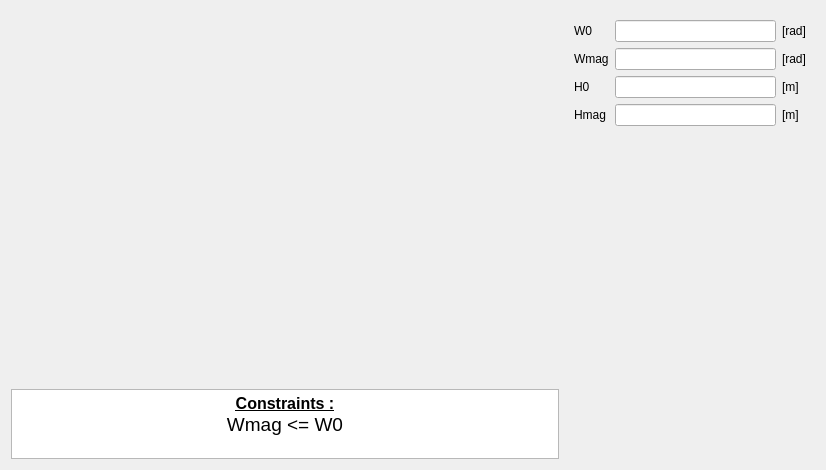
First picture: the form in pyleecan/GUI/Dialog/DMachineSetup/SMSlot/PMSlot11/PMSlot11.ui, repository Eomys/pyleecan, before the edit.
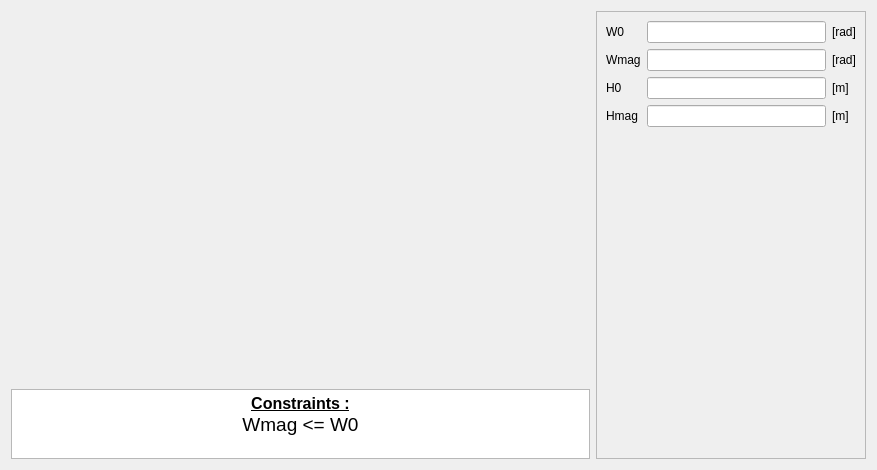
Second picture: the form after the edit. Icons and pictures are not drawn. Custom widgets are drawn as their Qt base class.

Commit message: [CO] Scroll widget for right column

Diff of the .ui file:
```diff
--- a/pyleecan/GUI/Dialog/DMachineSetup/SMSlot/PMSlot11/PMSlot11.ui
+++ b/pyleecan/GUI/Dialog/DMachineSetup/SMSlot/PMSlot11/PMSlot11.ui
@@ -6,7 +6,7 @@
    <rect>
     <x>0</x>
     <y>0</y>
-    <width>826</width>
+    <width>877</width>
     <height>470</height>
    </rect>
   </property>
@@ -86,18 +86,30 @@
     </layout>
    </item>
    <item>
-    <widget class="QWidget" name="widget" native="true">
+    <widget class="QScrollArea" name="scrollArea">
      <property name="minimumSize">
       <size>
-       <width>250</width>
+       <width>270</width>
        <height>0</height>
       </size>
      </property>
      <property name="maximumSize">
       <size>
-       <width>250</width>
+       <width>270</width>
        <height>16777215</height>
       </size>
+     </property>
+     <property name="widgetResizable">
+      <bool>true</bool>
+     </property>
+     <widget class="QWidget" name="scrollAreaWidgetContents">
+      <property name="geometry">
+       <rect>
+        <x>0</x>
+        <y>0</y>
+        <width>268</width>
+        <height>446</height>
+       </rect>
      </property>
      <layout class="QVBoxLayout" name="verticalLayout">
       <item>
@@ -196,6 +208,7 @@
        <widget class="WWSlotOut" name="w_out" native="true"/>
       </item>
      </layout>
+     </widget>
     </widget>
    </item>
   </layout>
```
Lines whose indentation alone changed are shown as unchanged. The commit also changes 84 other files.
